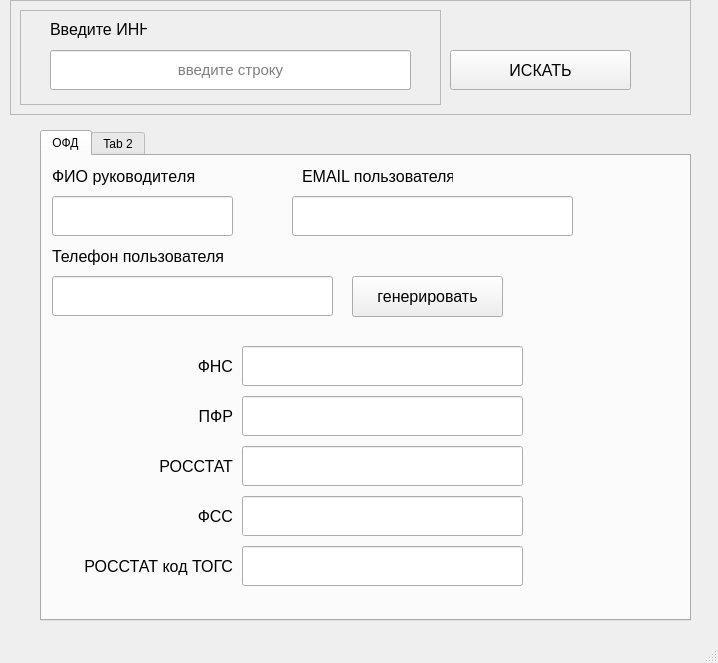
Before: the Qt Designer form app/gui_ofd.ui in Alexploy777/rusprofile_parsing, drawn with Qt 5.
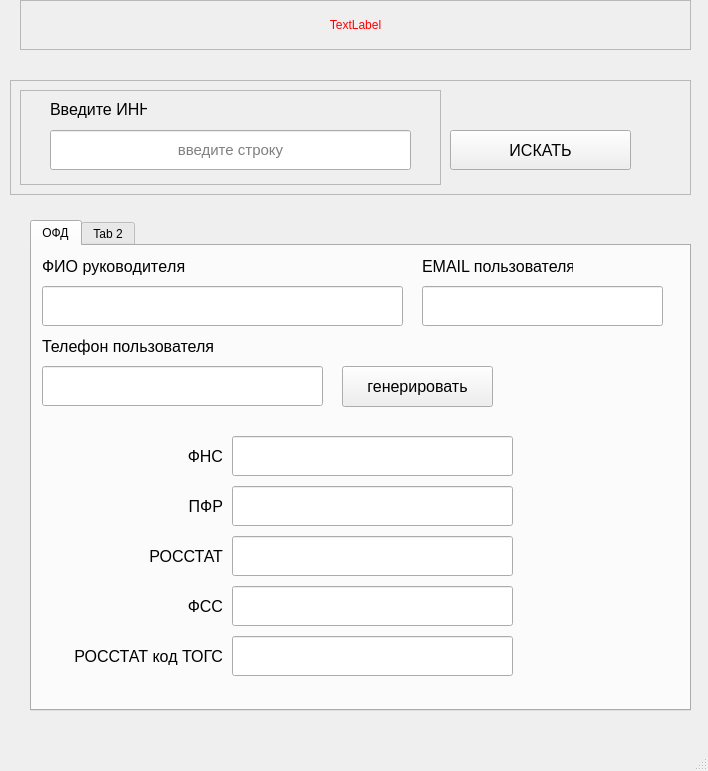
After: the same form once the commit is applied.

Commit message: вывел спарсеную инфу в поля формы (частично)

```diff
--- a/app/gui_ofd.ui
+++ b/app/gui_ofd.ui
@@ -6,8 +6,8 @@
    <rect>
     <x>0</x>
     <y>0</y>
-    <width>718</width>
-    <height>663</height>
+    <width>708</width>
+    <height>771</height>
    </rect>
   </property>
   <property name="windowTitle">
@@ -18,7 +18,7 @@
     <property name="geometry">
      <rect>
       <x>10</x>
-      <y>0</y>
+      <y>80</y>
       <width>681</width>
       <height>115</height>
      </rect>
@@ -130,9 +130,9 @@
    <widget class="QTabWidget" name="tabWidget_2">
     <property name="geometry">
      <rect>
-      <x>40</x>
-      <y>130</y>
-      <width>651</width>
+      <x>30</x>
+      <y>220</y>
+      <width>661</width>
       <height>491</height>
      </rect>
     </property>
@@ -175,7 +175,7 @@
        <rect>
         <x>10</x>
         <y>40</y>
-        <width>181</width>
+        <width>361</width>
         <height>40</height>
        </rect>
       </property>
@@ -194,7 +194,7 @@
      <widget class="QLabel" name="label_3">
       <property name="geometry">
        <rect>
-        <x>260</x>
+        <x>390</x>
         <y>10</y>
         <width>151</width>
         <height>21</height>
@@ -212,9 +212,9 @@
      <widget class="QLineEdit" name="email_dir">
       <property name="geometry">
        <rect>
-        <x>250</x>
+        <x>390</x>
         <y>40</y>
-        <width>281</width>
+        <width>241</width>
         <height>40</height>
        </rect>
       </property>
@@ -522,6 +522,28 @@
      </attribute>
     </widget>
    </widget>
+   <widget class="QLabel" name="label_top_info">
+    <property name="geometry">
+     <rect>
+      <x>20</x>
+      <y>0</y>
+      <width>671</width>
+      <height>50</height>
+     </rect>
+    </property>
+    <property name="styleSheet">
+     <string notr="true">color: rgb(255, 0, 0);</string>
+    </property>
+    <property name="frameShape">
+     <enum>QFrame::StyledPanel</enum>
+    </property>
+    <property name="text">
+     <string>TextLabel</string>
+    </property>
+    <property name="alignment">
+     <set>Qt::AlignCenter</set>
+    </property>
+   </widget>
   </widget>
   <widget class="QMenuBar" name="menubar">
    <property name="geometry">
```
Left out of the diff: 2 changed lines with no effect on the pictures. The commit also changes 3 other files.
